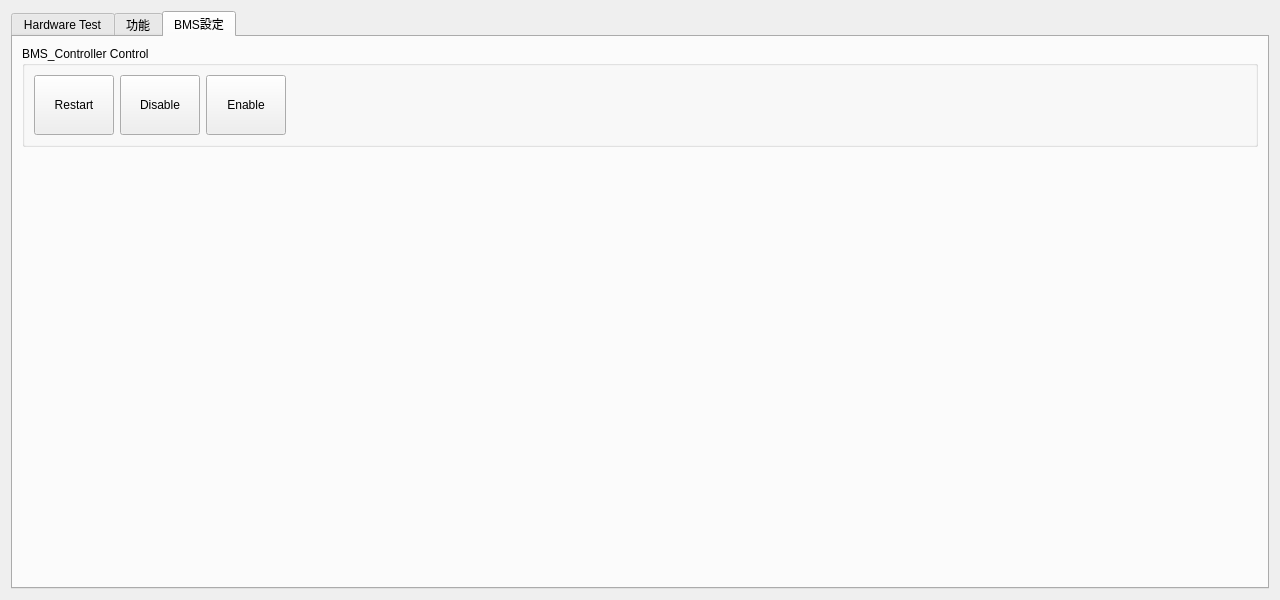
First picture: the form in frmhardwareconfig.ui, repository haoyi-jason/BMS_HY01_old, before the edit.
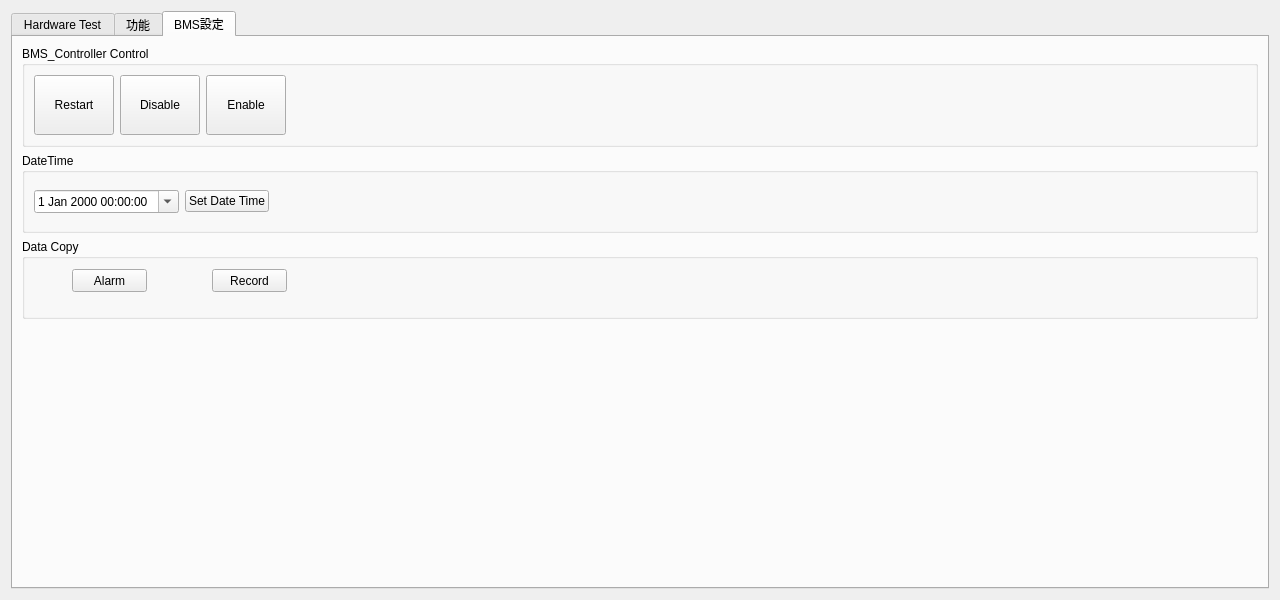
Second picture: the form after the edit. Custom widgets are drawn as their Qt base class.

Commit message: add datetime set function

```diff
--- a/frmhardwareconfig.ui
+++ b/frmhardwareconfig.ui
@@ -904,6 +904,87 @@
          </layout>
         </widget>
        </item>
+       <item>
+        <widget class="QGroupBox" name="groupBox_13">
+         <property name="minimumSize">
+          <size>
+           <width>0</width>
+           <height>80</height>
+          </size>
+         </property>
+         <property name="title">
+          <string>DateTime</string>
+         </property>
+         <layout class="QHBoxLayout" name="horizontalLayout_6">
+          <item>
+           <widget class="QDateTimeEdit" name="dateTimeEdit">
+            <property name="calendarPopup">
+             <bool>true</bool>
+            </property>
+           </widget>
+          </item>
+          <item>
+           <widget class="QPushButton" name="pbSetDateTime">
+            <property name="text">
+             <string>Set Date Time</string>
+            </property>
+           </widget>
+          </item>
+          <item>
+           <spacer name="horizontalSpacer_3">
+            <property name="orientation">
+             <enum>Qt::Horizontal</enum>
+            </property>
+            <property name="sizeHint" stdset="0">
+             <size>
+              <width>40</width>
+              <height>20</height>
+             </size>
+            </property>
+           </spacer>
+          </item>
+         </layout>
+        </widget>
+       </item>
+       <item>
+        <widget class="QGroupBox" name="groupBox_14">
+         <property name="minimumSize">
+          <size>
+           <width>0</width>
+           <height>80</height>
+          </size>
+         </property>
+         <property name="title">
+          <string>Data Copy</string>
+         </property>
+         <widget class="QPushButton" name="pbAlarmToSD">
+          <property name="geometry">
+           <rect>
+            <x>50</x>
+            <y>30</y>
+            <width>75</width>
+            <height>23</height>
+           </rect>
+          </property>
+          <property name="text">
+           <string>Alarm</string>
+          </property>
+         </widget>
+         <widget class="QPushButton" name="pbRecordToSD">
+          <property name="geometry">
+           <rect>
+            <x>190</x>
+            <y>30</y>
+            <width>75</width>
+            <height>23</height>
+           </rect>
+          </property>
+          <property name="text">
+           <string>Record</string>
+          </property>
+         </widget>
+        </widget>
+       </item>
        <item>
         <spacer name="verticalSpacer_4">
          <property name="orientation">
```
The commit also changes 2 other files.
